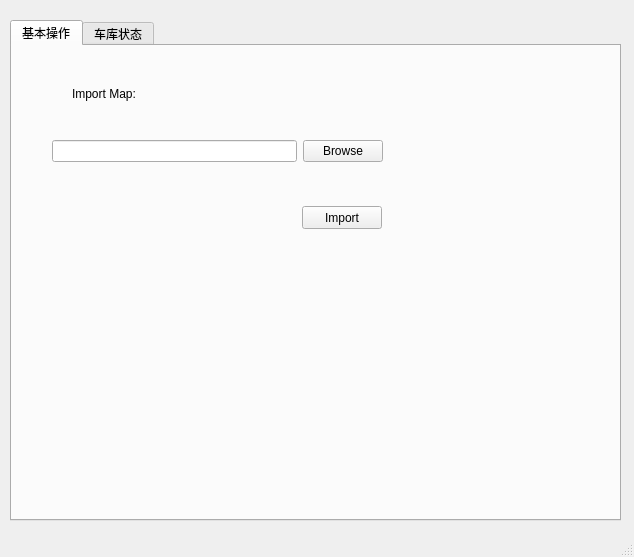
Above: admin.ui from Tairy/parking before the change. Below: the same form after it.
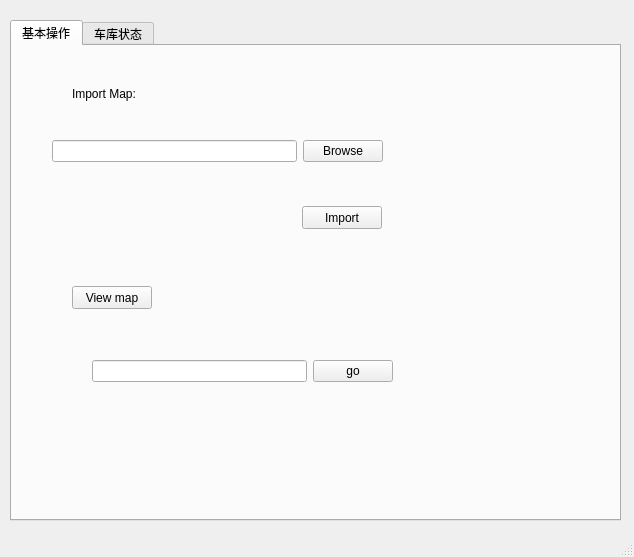
That is the form after the change.

```diff
--- a/admin.ui
+++ b/admin.ui
@@ -78,6 +78,41 @@
        <string>Import</string>
       </property>
      </widget>
+     <widget class="QPushButton" name="viewmap">
+      <property name="geometry">
+       <rect>
+        <x>60</x>
+        <y>240</y>
+        <width>80</width>
+        <height>23</height>
+       </rect>
+      </property>
+      <property name="text">
+       <string>View map</string>
+      </property>
+     </widget>
+     <widget class="QWidget" name="horizontalLayoutWidget_2">
+      <property name="geometry">
+       <rect>
+        <x>80</x>
+        <y>290</y>
+        <width>301</width>
+        <height>71</height>
+       </rect>
+      </property>
+      <layout class="QHBoxLayout" name="horizontalLayout">
+       <item>
+        <widget class="QLineEdit" name="to_pos_num"/>
+       </item>
+       <item>
+        <widget class="QPushButton" name="go">
+         <property name="text">
+          <string>go</string>
+         </property>
+        </widget>
+       </item>
+      </layout>
+     </widget>
     </widget>
     <widget class="QWidget" name="tab_2">
      <attribute name="title">
```
